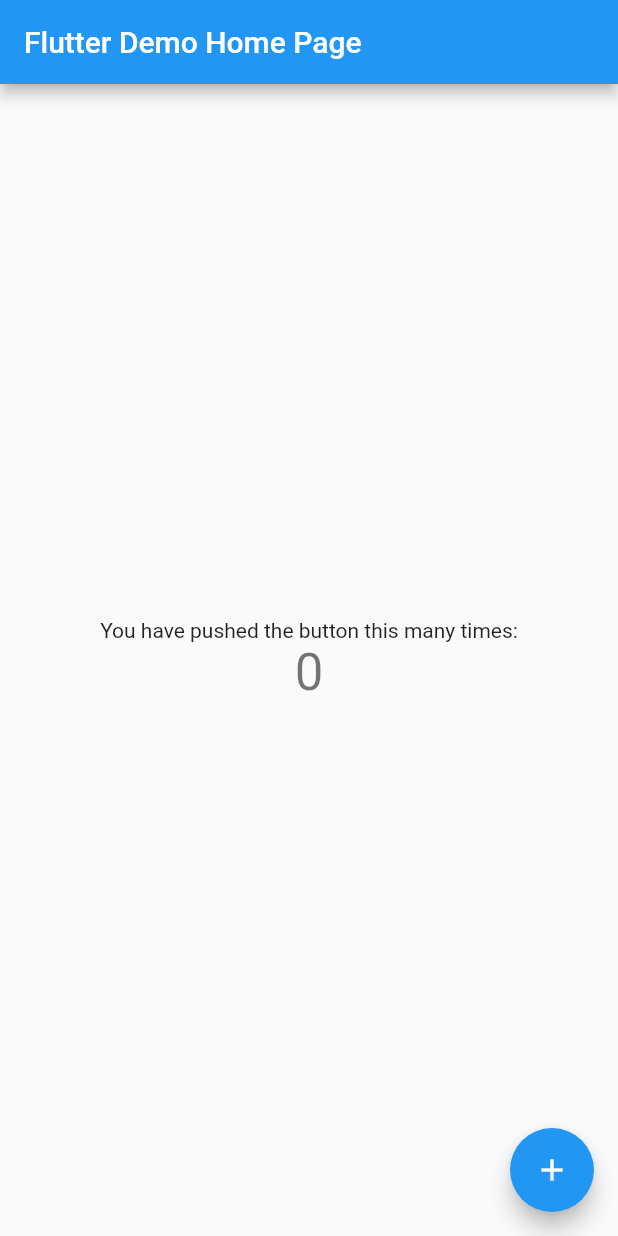
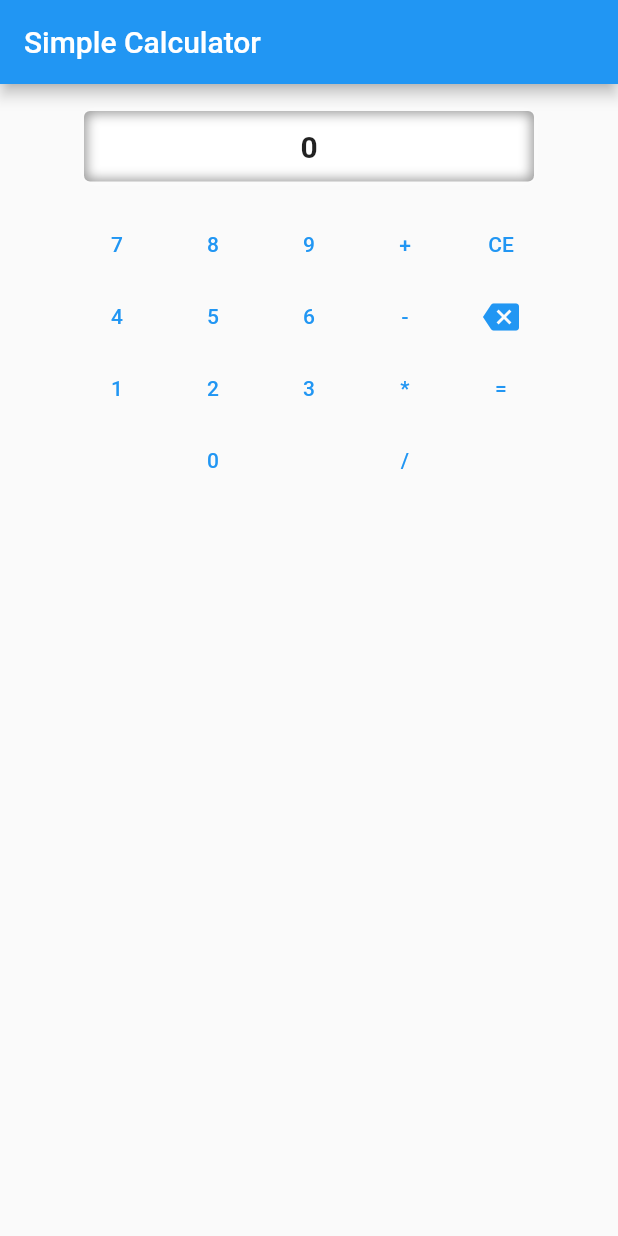
Before and after one commit to hijacque/simple_calculator_demo, a Flutter app: the screen it shows after launch, on a phone screen of 412 x 824 dp. Run offline on Flutter 3.47's test engine with Material 2 defaults, Android fonts, the light colour scheme and no system bars.

Commit message:
add calculate functions

```diff
--- a/lib/main.dart
+++ b/lib/main.dart
@@ -1,4 +1,10 @@
 import 'package:flutter/material.dart';
+import 'dart:math';
+
+ButtonStyle selectedOperationBtn = TextButton.styleFrom(
+  backgroundColor: Colors.blue,
+  textStyle: TextStyle(color: Colors.white),
+);
 
 void main() {
   runApp(const MyApp());
@@ -13,33 +19,15 @@
     return MaterialApp(
       title: 'Flutter Demo',
       theme: ThemeData(
-        // This is the theme of your application.
-        //
-        // Try running your application with "flutter run". You'll see the
-        // application has a blue toolbar. Then, without quitting the app, try
-        // changing the primarySwatch below to Colors.green and then invoke
-        // "hot reload" (press "r" in the console where you ran "flutter run",
-        // or simply save your changes to "hot reload" in a Flutter IDE).
-        // Notice that the counter didn't reset back to zero; the application
-        // is not restarted.
         primarySwatch: Colors.blue,
       ),
-      home: const MyHomePage(title: 'Flutter Demo Home Page'),
+      home: const MyHomePage(title: 'Simple Calculator'),
     );
   }
 }
 
 class MyHomePage extends StatefulWidget {
   const MyHomePage({super.key, required this.title});
-
-  // This widget is the home page of your application. It is stateful, meaning
-  // that it has a State object (defined below) that contains fields that affect
-  // how it looks.
-
-  // This class is the configuration for the state. It holds the values (in this
-  // case the title) provided by the parent (in this case the App widget) and
-  // used by the build method of the State. Fields in a Widget subclass are
-  // always marked "final".
 
   final String title;
 
@@ -48,67 +36,230 @@
 }
 
 class _MyHomePageState extends State<MyHomePage> {
-  int _counter = 0;
+  String display = '0';
+  String firstNum = '';
+  String secondNum = '';
+  String operation = '';
 
-  void _incrementCounter() {
-    setState(() {
-      // This call to setState tells the Flutter framework that something has
-      // changed in this State, which causes it to rerun the build method below
-      // so that the display can reflect the updated values. If we changed
-      // _counter without calling setState(), then the build method would not be
-      // called again, and so nothing would appear to happen.
-      _counter++;
-    });
+  getDigit(digit) {
+    if (operation.isEmpty) {
+      if (display.contains('='))
+        firstNum = digit;
+      else
+        firstNum += digit;
+      setState(() => display = firstNum);
+    } else {
+      secondNum += digit;
+      setState(() => display = '$firstNum $operation $secondNum');
+    }
+  }
+
+  getOperation(newOperation) {
+    if (operation.isEmpty) {
+      operation = newOperation;
+      firstNum = firstNum.isEmpty ? '0' : firstNum;
+      setState(() => display = '$firstNum $operation');
+    } else if (operation == newOperation) {
+      operation = '';
+      setState(() => display = firstNum);
+    } else {
+      operation = newOperation;
+      setState(() => display = '$firstNum $operation');
+    }
+  }
+
+  getResult() {
+    if (firstNum.isEmpty || secondNum.isEmpty || operation.isEmpty) {
+      return;
+    }
+    int n1 = int.parse(firstNum);
+    int n2 = int.parse(secondNum);
+    int result = 0;
+
+    switch (operation) {
+      case '+':
+        result = n1 + n2;
+        break;
+      case '-':
+        result = n1 - n2;
+        break;
+      case '*':
+        result = n1 * n2;
+        break;
+      case '/':
+        result = (n1 / n2).round();
+        break;
+    }
+
+    secondNum = '';
+    operation = '';
+    firstNum = result.toString();
+    setState(() => display = '= $result');
+  }
+
+  clearDisplay() {
+    firstNum = '';
+    secondNum = '';
+    operation = '';
+    setState(() => display = '0');
+  }
+
+  backspace() {
+    if (operation.isEmpty) {
+      firstNum = firstNum.substring(0, max(0, firstNum.length - 1));
+      if (firstNum.isEmpty) setState(() => display = '0');
+      else setState(() => display = firstNum);
+    } else {
+      secondNum = secondNum.substring(0, max(0, secondNum.length - 1));
+      if (secondNum.isEmpty) setState(() => display = '$firstNum $operation');
+      else setState(() => display = '$firstNum $operation $secondNum');
+    }
   }
 
   @override
   Widget build(BuildContext context) {
-    // This method is rerun every time setState is called, for instance as done
-    // by the _incrementCounter method above.
-    //
-    // The Flutter framework has been optimized to make rerunning build methods
-    // fast, so that you can just rebuild anything that needs updating rather
-    // than having to individually change instances of widgets.
     return Scaffold(
       appBar: AppBar(
-        // Here we take the value from the MyHomePage object that was created by
-        // the App.build method, and use it to set our appbar title.
         title: Text(widget.title),
       ),
-      body: Center(
-        // Center is a layout widget. It takes a single child and positions it
-        // in the middle of the parent.
+      body: SafeArea(
         child: Column(
-          // Column is also a layout widget. It takes a list of children and
-          // arranges them vertically. By default, it sizes itself to fit its
-          // children horizontally, and tries to be as tall as its parent.
-          //
-          // Invoke "debug painting" (press "p" in the console, choose the
-          // "Toggle Debug Paint" action from the Flutter Inspector in Android
-          // Studio, or the "Toggle Debug Paint" command in Visual Studio Code)
-          // to see the wireframe for each widget.
-          //
-          // Column has various properties to control how it sizes itself and
-          // how it positions its children. Here we use mainAxisAlignment to
-          // center the children vertically; the main axis here is the vertical
-          // axis because Columns are vertical (the cross axis would be
-          // horizontal).
-          mainAxisAlignment: MainAxisAlignment.center,
-          children: <Widget>[
-            const Text(
-              'You have pushed the button this many times:',
+          children: [
+            Container(
+              decoration: BoxDecoration(
+                borderRadius: BorderRadius.all(Radius.circular(4)),
+                boxShadow: [
+                  BoxShadow(
+                    color: Colors.grey,
+                  ),
+                  BoxShadow(
+                    color: Colors.white,
+                    spreadRadius: -2.0,
+                    blurRadius: 6.0,
+                  ),
+                ],
+              ),
+              padding: EdgeInsets.symmetric(vertical: 12, horizontal: 24),
+              margin: EdgeInsets.symmetric(vertical: 18),
+              alignment: Alignment.center,
+              width: 300,
+              child: Text(
+                display,
+                style: TextStyle(
+                  fontSize: 20.0,
+                  fontWeight: FontWeight.bold,
+                ),
+              ),
             ),
-            Text(
-              '$_counter',
-              style: Theme.of(context).textTheme.headline4,
+            Row(
+              mainAxisAlignment: MainAxisAlignment.center,
+              crossAxisAlignment: CrossAxisAlignment.start,
+              children: [
+                Column(
+                  children: [
+                    Row(
+                      mainAxisAlignment: MainAxisAlignment.center,
+                      children: [
+                        TextButton(
+                          onPressed: () => getDigit('7'),
+                          child: Text('7'),
+                        ),
+                        TextButton(
+                          onPressed: () => getDigit('8'),
+                          child: Text('8'),
+                        ),
+                        TextButton(
+                          onPressed: () => getDigit('9'),
+                          child: Text('9'),
+                        ),
+                      ],
+                    ),
+                    Row(
+                      mainAxisAlignment: MainAxisAlignment.center,
+                      children: [
+                        TextButton(
+                          onPressed: () => getDigit('4'),
+                          child: Text('4'),
+                        ),
+                        TextButton(
+                          onPressed: () => getDigit('5'),
+                          child: Text('5'),
+                        ),
+                        TextButton(
+                          onPressed: () => getDigit('6'),
+                          child: Text('6'),
+                        ),
+                      ],
+                    ),
+                    Row(
+                      mainAxisAlignment: MainAxisAlignment.center,
+                      children: [
+                        TextButton(
+                          onPressed: () => getDigit('1'),
+                          child: Text('1'),
+                        ),
+                        TextButton(
+                          onPressed: () => getDigit('2'),
+                          child: Text('2'),
+                        ),
+                        TextButton(
+                          onPressed: () => getDigit('3'),
+                          child: Text('3'),
+                        ),
+                      ],
+                    ),
+                    Row(
+                      mainAxisAlignment: MainAxisAlignment.center,
+                      children: [
+                        TextButton(
+                          onPressed: () => getDigit('0'),
+                          child: Text('0'),
+                        ),
+                      ],
+                    ),
+                  ],
+                ),
+                Column(
+                  children: [
+                    TextButton(
+                      onPressed: () => getOperation('+'),
+                      child: Text('+'),
+                      // style: operation == '+' ? selectedOperationBtn : null,
+                    ),
+                    TextButton(
+                      onPressed: () => getOperation('-'),
+                      child: Text('-'),
+                    ),
+                    TextButton(
+                      onPressed: () => getOperation('*'),
+                      child: Text('*'),
+                    ),
+                    TextButton(
+                      onPressed: () => getOperation('/'),
+                      child: Text('/'),
+                    ),
+                  ],
+                ),
+                Column(
+                  children: [
+                    TextButton(
+                      onPressed: () => clearDisplay(),
+                      child: Text('CE'),
+                    ),
+                    TextButton(
+                      onPressed: () => backspace(),
+                      child: Icon(Icons.backspace),
+                    ),
+                    TextButton(
+                      onPressed: () => getResult(),
+                      child: Text('='),
+                    ),
+                  ],
+                ),
+              ],
             ),
           ],
         ),
-      ),
-      floatingActionButton: FloatingActionButton(
-        onPressed: _incrementCounter,
-        tooltip: 'Increment',
-        child: const Icon(Icons.add),
       ), // This trailing comma makes auto-formatting nicer for build methods.
     );
   }
```
